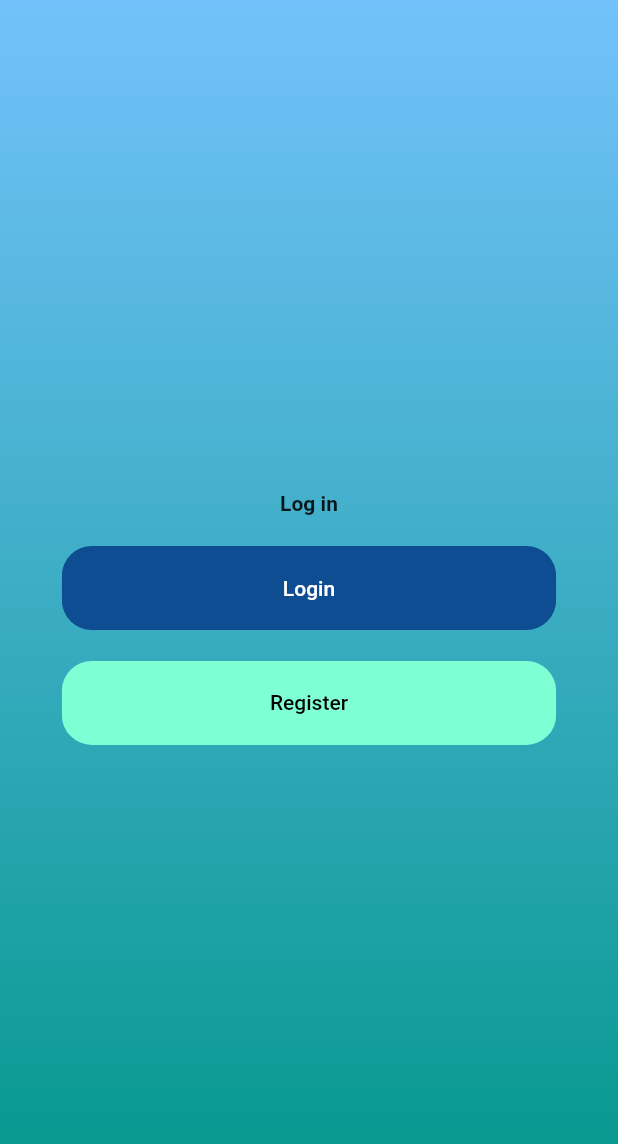
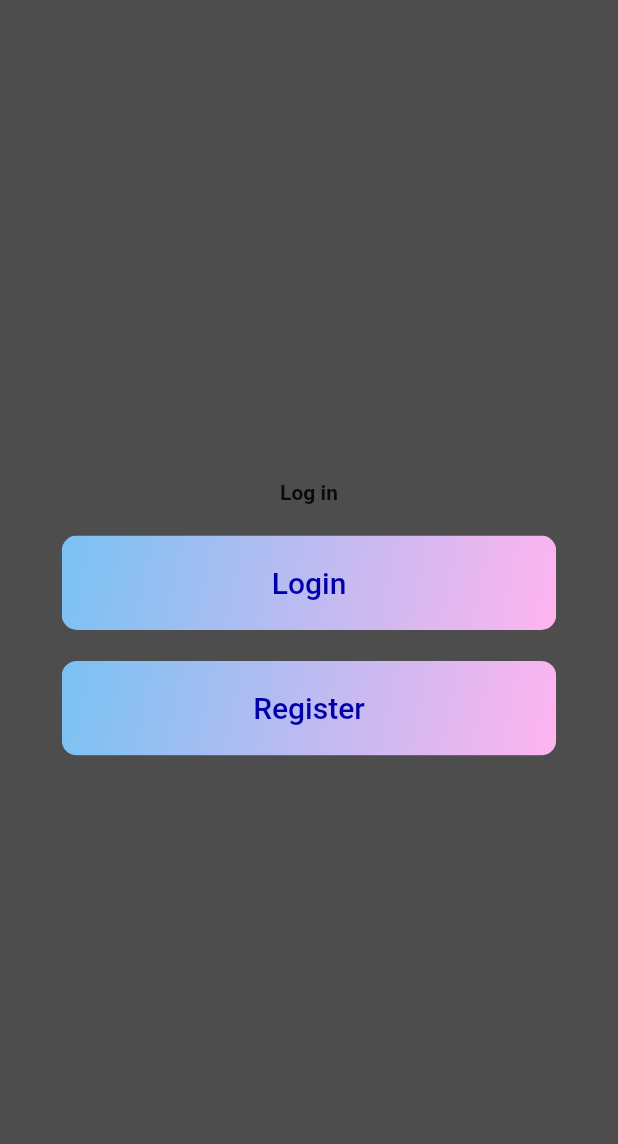
Before and after one commit to operator-id/Flutter_ChatApp, a Flutter app: the screen it shows after launch, on a phone screen of 412 x 824 dp. Shown: the top 1144 px of the screen. Run offline on Flutter 3.47's test engine with Material 2 defaults, Android fonts, the phone set to English and light mode, and no system bars; Roboto replaces fonts that are missing (Hind).

```diff
--- a/lib/Screens/components/background.dart
+++ b/lib/Screens/components/background.dart
@@ -15,19 +15,8 @@ class Background extends StatelessWidget {
     return Container(
       height: size.height,
       width: double.infinity,
-      //color: Colors.white54,
-      decoration: BoxDecoration(
-        gradient: LinearGradient(
-          colors: [
-            Color.fromARGB(255,  115,194,251),
-            Colors.teal,
+      color: Colors.black45,
 
-
-          ],
-          begin: Alignment.topCenter,
-          end: Alignment.bottomCenter,
-        )
-      ),
       child: Stack(
 
         alignment: Alignment.center,
--- a/lib/Screens/components/rounded_button.dart
+++ b/lib/Screens/components/rounded_button.dart
@@ -18,17 +18,24 @@ class RoundedButton extends StatelessWidget {
   Widget build(BuildContext context) {
     Size size = MediaQuery.of(context).size;
     return Container(
+
         width: size.width * .8,
         child: ClipRRect(
-            borderRadius: BorderRadius.circular(20),
+
+            borderRadius: BorderRadius.circular(10),
+
+            child:Container(
+              decoration: kPrimaryGradient,
+
             child: FlatButton(
+
               padding: EdgeInsets.symmetric(vertical: 20, horizontal: 20),
-              color: color,
               onPressed: press,
               child: Text(
                 text,
-                style: TextStyle(color: textColor),
+                style: Theme.of(context).textTheme.button,
               ),
+            ),
             )));
   }
 }
--- a/lib/constants.dart
+++ b/lib/constants.dart
@@ -2,5 +2,15 @@ import 'dart:ui';
 
 import 'package:flutter/material.dart';
 
-const kPrimaryColor = Color.fromARGB(255,15,77,146 );
-const kPrimaryLightColor =  Color.fromARGB(255,127,255,212); //224, 176, 255
+const kPrimaryColor = Color.fromARGB(255,0, 0, 170);
+const kPrimaryLightColor = Color.fromARGB(255, 127, 255, 212); //rgb(77,77,255)  azure - rgb(0,127,255)
+const kPrimaryGradient = BoxDecoration(
+    gradient: LinearGradient(
+  colors: [
+    Color.fromRGBO(121, 194, 243, 1),
+    Color.fromRGBO(255, 180, 239, 1),
+  ],
+  begin: Alignment.topLeft,
+  end: Alignment.bottomRight,
+// background-image: linear-gradient( 114.2deg,  rgba(121,194,243,1) 22.6%, rgba(255,180,239,1) 67.7% );
+));
--- a/lib/main.dart
+++ b/lib/main.dart
@@ -15,7 +15,14 @@ class MyApp extends StatelessWidget {
       debugShowCheckedModeBanner: false,
       theme: ThemeData(
         primaryColor: kPrimaryColor,
-        scaffoldBackgroundColor: Colors.black12,
+        scaffoldBackgroundColor: Colors.black45,
+
+        textTheme: TextTheme(
+          button: TextStyle(fontSize: 20.0, fontFamily: 'Hind', color: kPrimaryColor),//R:255, G:47, B:235
+          bodyText1: TextStyle(fontSize: 14.0, fontFamily: 'Hind', color:   Color.fromRGBO(255, 47, 235, 1)),
+          bodyText2: TextStyle(fontSize: 14.0, fontFamily: 'Hind'),
+        ),
+
       ),
       home: WelcomeScreen(),
     );
```
Also changed, not shown: lib/Screens/channel_list_screen/channel_list_screen.dart (added, +61 -0 lines), lib/Screens/login_screen/components/login_body.dart (+9 -2 lines), lib/Screens/main_chat_screen/main_chat_screen.dart (+6 -3 lines).
